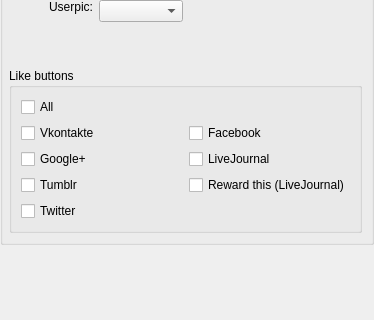
Before: the Qt Designer form src/plugins/blogique/plugins/metida/postoptionswidget.ui in 0xd34df00d/leechcraft, drawn with Qt 5; both pictures show x 0 to 374 and y 297 to 617 of the 374 by 617 pixel window.
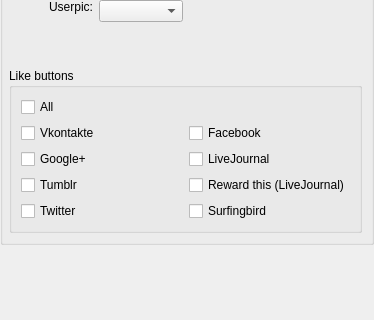
After: the same form once the commit is applied.

Commit message: Blogique Metida: add surfingbird to like buttons

```diff
--- a/src/plugins/blogique/plugins/metida/postoptionswidget.ui
+++ b/src/plugins/blogique/plugins/metida/postoptionswidget.ui
@@ -182,6 +182,13 @@
            </property>
           </widget>
          </item>
+         <item row="4" column="1">
+          <widget class="QCheckBox" name="SurfingbirdLike_">
+           <property name="text">
+            <string>Surfingbird</string>
+           </property>
+          </widget>
+         </item>
         </layout>
        </widget>
       </item>
```
Left out of the diff: 28 changed lines with no effect on the pictures. The commit also changes 1 other file.
